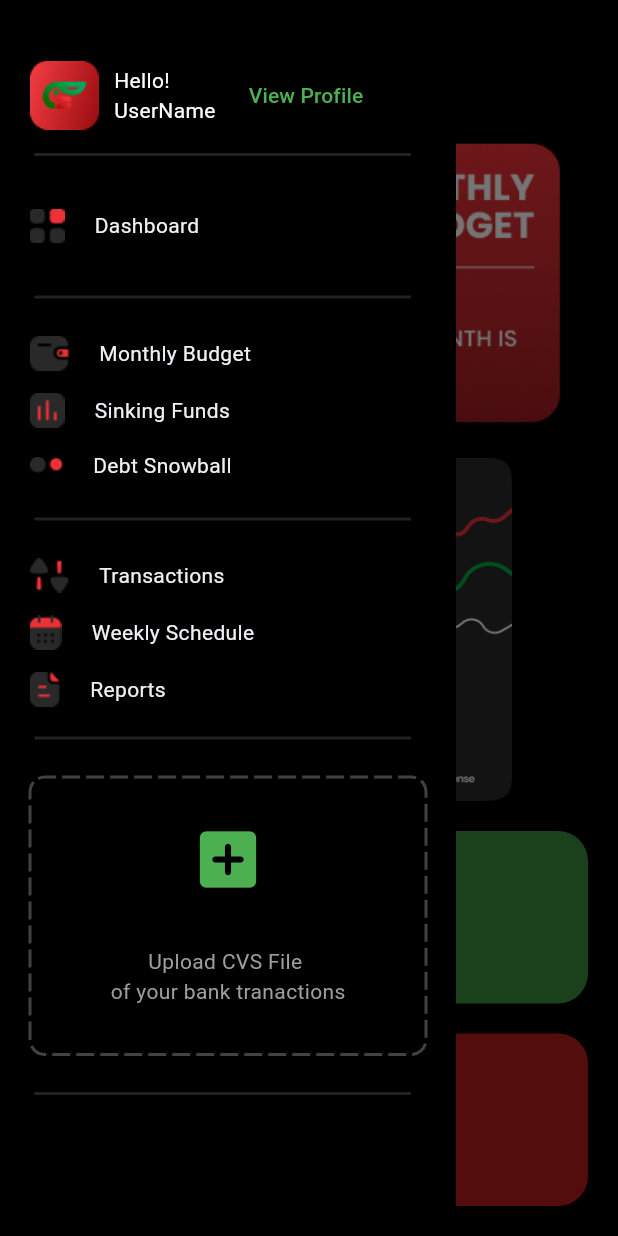
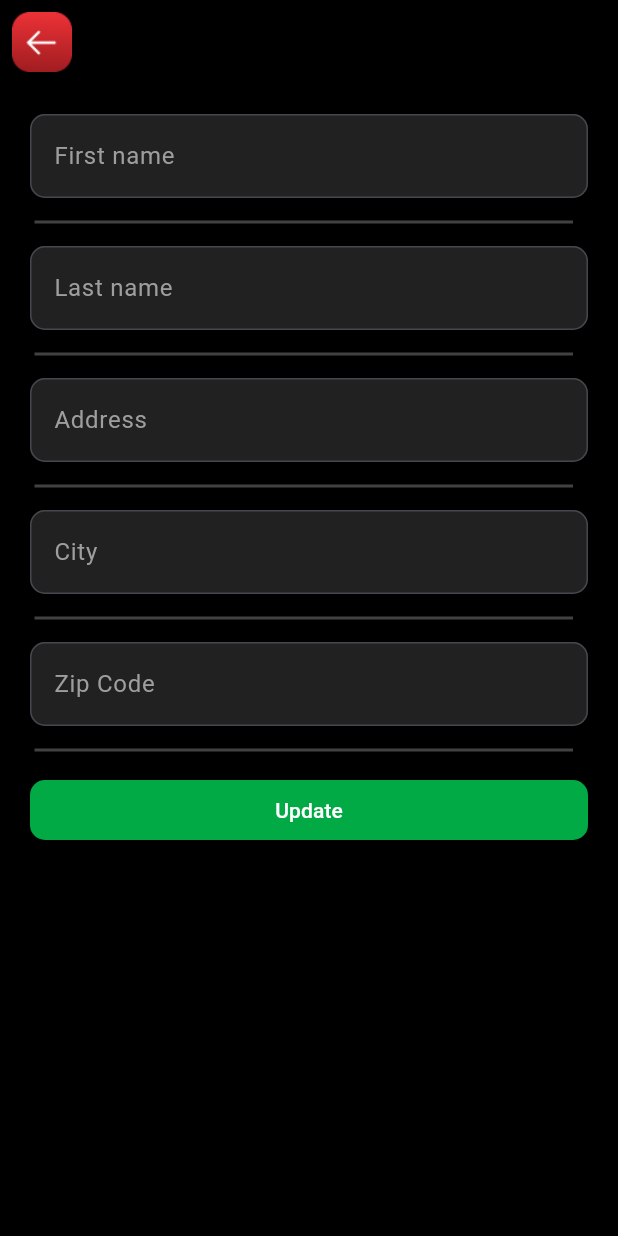
Before and after one commit to BilalAhmed19049/sebet, a Flutter app: the DashboardScreen screen opened directly, in the side drawer, after a tap on "View Profile", on a phone screen of 412 x 824 dp. Run offline on Flutter 3.47's test engine with Material 3 defaults, Android fonts, the phone set to English and light mode, and no system bars; drawn by our look-alikes of dotted_border; our stand-ins replace cloud_firestore, firebase_auth, firebase_core, gap; accounts and stored records are empty.

Commit message:
commit to working branch

```diff
--- a/lib/models/user_data_model.dart
+++ b/lib/models/user_data_model.dart
@@ -0,0 +1,44 @@
+class UserDataModel {
+  late String firstname, lastname, email, id, password;
+  String? state, zipCode, city, address, referalCode;
+
+  UserDataModel(
+      {required this.firstname,
+      required this.lastname,
+      required this.email,
+      required this.password,
+      required this.id,
+      this.address,
+      this.city,
+      this.referalCode,
+      this.state,
+      this.zipCode});
+
+  UserDataModel.fromMap(Map<String, dynamic> data) {
+    firstname = data['firstname'];
+    lastname = data['lastname'];
+    email = data['email'];
+    password = data['password'];
+    id = data['id'];
+    address = data['address'];
+    city = data['city'];
+    referalCode = data['referalCode'];
+    state = data['data'];
+    zipCode = data['zipCode'];
+  }
+
+  Map<String, dynamic> toMap() {
+    return {
+      'firstname': firstname,
+      'lastname': lastname,
+      'email': email,
+      'password': password,
+      'id': id,
+      'address': address,
+      'city': city,
+      'referalCode': referalCode,
+      'state': state,
+      'zipCode': zipCode,
+    };
+  }
+}
--- /dev/null
+++ b/lib/providers/userauth_provider.dart
@@ -0,0 +1,90 @@
+import 'dart:async';
+
+import 'package:cloud_firestore/cloud_firestore.dart';
+import 'package:firebase_auth/firebase_auth.dart';
+import 'package:flutter/material.dart';
+import 'package:sebet/models/user_data_model.dart';
+
+class UserAuth extends ChangeNotifier {
+  final FirebaseAuth _auth = FirebaseAuth.instance;
+  final FirebaseFirestore _firestore = FirebaseFirestore.instance;
+  final CollectionReference _userCollection =
+  FirebaseFirestore.instance.collection('users');
+  UserDataModel? _userData;
+  StreamSubscription<UserDataModel>? _userDataSubscription;
+
+  UserDataModel? get userData => _userData;
+
+  Future<bool> logIn({
+    required BuildContext context,
+    required UserDataModel userData,
+  }) async {
+    try {
+      final UserCredential result = await _auth.signInWithEmailAndPassword(
+          email: userData.email, password: userData.password);
+      return true;
+    } catch (error) {
+      print('Login error is $error');
+
+      ScaffoldMessenger.of(context)
+          .showSnackBar(SnackBar(content: Text('Following error $error')));
+      return false;
+    }
+  }
+
+  Future<bool> signUp({
+    required UserDataModel userData,
+    required BuildContext context,
+  }) async {
+    try {
+      final UserCredential result = await _auth.createUserWithEmailAndPassword(
+          email: userData.email, password: userData.password);
+      userData.id = result.user!.uid;
+      await _userCollection.doc(result.user!.uid).set(userData.toMap());
+      return true;
+    } catch (error) {
+      print('The error is$error');
+      ScaffoldMessenger.of(context).showSnackBar(
+          SnackBar(content: Text('Following error in signup$error')));
+      return false;
+    }
+  }
+
+  Future<bool> updateData(Map<String, dynamic> data, String uid,
+      BuildContext context) async {
+    try {
+      await _userCollection.doc(uid).update(data);
+      ScaffoldMessenger.of(context)
+          .showSnackBar(SnackBar(content: Text('Data Updated')));
+      return true;
+    } catch (error) {
+      ScaffoldMessenger.of(context).showSnackBar(
+          SnackBar(content: Text('Following error in update$error')));
+      return false;
+    }
+  }
+
+
+  Stream<UserDataModel> get userDataStream {
+    return _userCollection.doc(_auth.currentUser!.uid).snapshots().map((
+        snapshot) {
+      return UserDataModel.fromMap(snapshot.data() as Map<String, dynamic>);
+    });
+  }
+
+
+  UserAuth() {
+    _userDataSubscription = userDataStream.listen((userData) {
+      _userData = userData;
+      notifyListeners();
+    });
+  }
+
+  @override
+  void dispose() {
+    _userDataSubscription?.cancel();
+    super.dispose();
+  }
+
+
+}
--- a/lib/screens/dashboard_screen.dart
+++ b/lib/screens/dashboard_screen.dart
@@ -30,7 +30,7 @@ class DashboardScreen extends StatelessWidget {
           ),
         ),
         backgroundColor: Colors.black,
-      drawer: const NavigationDrawerWidget(),
+        drawer: NavigationDrawerWidget(),
         body: Padding(
           padding: const EdgeInsets.all(20.0),
           child: Column(
--- /dev/null
+++ b/lib/screens/edit_profile.dart
@@ -0,0 +1,135 @@
+import 'package:flutter/material.dart';
+import 'package:gap/gap.dart';
+import 'package:provider/provider.dart';
+
+import '../providers/userauth_provider.dart';
+import '../widgets/button_widget.dart';
+import '../widgets/textfield_widget.dart';
+
+class EditProfile extends StatelessWidget {
+  EditProfile({super.key});
+
+  TextEditingController firstnameController = TextEditingController();
+  TextEditingController lastnameController = TextEditingController();
+  TextEditingController addressController = TextEditingController();
+  TextEditingController cityController = TextEditingController();
+  TextEditingController zipCodeController = TextEditingController();
+
+  @override
+  Widget build(BuildContext context) {
+    return Consumer<UserAuth>(builder: (context, userAuth, child) {
+      firstnameController.text = userAuth.userData!.firstname;
+      lastnameController.text = userAuth.userData!.lastname;
+      addressController.text = userAuth.userData!.address!;
+      cityController.text = userAuth.userData!.city!;
+      zipCodeController.text = userAuth.userData!.zipCode!;
+
+      return Scaffold(
+        backgroundColor: Colors.black,
+        appBar: AppBar(
+          backgroundColor: Colors.transparent,
+          //iconTheme: IconThemeData(color: Colors.white),
+          leading: Builder(
+            builder: (BuildContext context) {
+              return IconButton(
+                icon: Image.asset(
+                  'assets/images/Arrow - Left.png',
+                  // Replace this with the path to your image
+                  width: 50, // Adjust the width as needed
+                  height: 50, // Adjust the height as needed
+                ),
+                onPressed: () {
+                  Navigator.pop(context);
+                },
+              );
+            },
+          ),
+        ),
+        body: Padding(
+          padding: const EdgeInsets.all(20.0),
+          child: SafeArea(
+            child: SingleChildScrollView(
+              child: Column(
+                children: [
+                  TextFieldWidget(
+                    labelText: 'First name',
+                    // height: 51,
+                    width: double.infinity,
+                    controller: firstnameController,
+                  ),
+                  Gap(10),
+                  divider(),
+                  Gap(10),
+                  TextFieldWidget(
+                    labelText: 'Last name',
+                    // height: 51,
+                    width: double.infinity,
+                    controller: lastnameController,
+                  ),
+                  Gap(10),
+                  divider(),
+                  Gap(10),
+                  TextFieldWidget(
+                    labelText: 'Address',
+                    // height: 51,
+                    width: double.infinity,
+                    controller: addressController,
+                  ),
+                  Gap(10),
+                  divider(),
+                  Gap(10),
+                  TextFieldWidget(
+                    labelText: 'City',
+                    // height: 51,
+                    width: double.infinity,
+                    controller: cityController,
+                  ),
+                  Gap(10),
+                  divider(),
+                  Gap(10),
+                  TextFieldWidget(
+                    labelText: 'Zip Code',
+                    // height: 51,
+                    width: double.infinity,
+                    controller: zipCodeController,
+                  ),
+                  Gap(10),
+                  divider(),
+                  Gap(10),
+                  ElevatedButtonWidget(
+                    onPressed: () {
+                      userAuth.updateData(
+                        {
+                          'firstname': firstnameController.text,
+                          'lastname': lastnameController.text,
+                          'address': addressController.text,
+                          'city': cityController.text,
+                          'zipCode': zipCodeController.text,
+                        },
+                        userAuth.userData!.id!,
+                        context,
+                      );
+                    },
+                    text: 'Update',
+                    buttonColor: Colors.green,
+                    width: double.infinity,
+                  ),
+                ],
+              ),
+            ),
+          ),
+        ),
+      );
+    });
+  }
+
+  Widget divider() {
+    return Divider(
+      height: 12,
+      thickness: 2,
+      color: Colors.grey.shade800,
+      indent: 3,
+      endIndent: 10,
+    );
+  }
+}
--- a/lib/screens/expense_screen2.dart
+++ b/lib/screens/expense_screen2.dart
@@ -118,7 +118,6 @@ class ExpenseScreen2 extends StatelessWidget {
                     text: 'Add',
                     buttonColor: Color(0xff01AA45),
                     width: double.infinity,
-                    height: 50,
                   ),
                 ],
               ),
--- a/lib/widgets/navigation_drawer_widget.dart
+++ b/lib/widgets/navigation_drawer_widget.dart
@@ -1,14 +1,22 @@
 import 'package:dotted_border/dotted_border.dart';
+import 'package:firebase_auth/firebase_auth.dart';
 import 'package:flutter/material.dart';
 import 'package:gap/gap.dart';
+import 'package:provider/provider.dart';
 
+import '../providers/userauth_provider.dart';
+import '../screens/edit_profile.dart';
 import 'drawer_item.dart';
 
 class NavigationDrawerWidget extends StatelessWidget {
-  const NavigationDrawerWidget({super.key});
+  NavigationDrawerWidget({super.key});
+
+  final FirebaseAuth auth = FirebaseAuth.instance;
 
   @override
   Widget build(BuildContext context) {
+    return Consumer<UserAuth>(
+      builder: (context, userAuth, child) {
         return Drawer(
           backgroundColor: Colors.black,
           child: Padding(
@@ -25,25 +33,32 @@ class NavigationDrawerWidget extends StatelessWidget {
                         width: 46,
                         child: Image.asset('assets/images/Group 138.png'),
                       ),
-                  SizedBox(
+                      const SizedBox(
                         width: 10,
                       ),
-                  const Column(
+                      Column(
                         mainAxisAlignment: MainAxisAlignment.center,
                         crossAxisAlignment: CrossAxisAlignment.start,
                         children: [
-                      Text(
+                          const Text(
                             'Hello!',
                             style: TextStyle(color: Colors.white),
                           ),
-                      Text('UserName', style: TextStyle(color: Colors.white))
+                          Text(userAuth.userData!.firstname,
+                              style: const TextStyle(color: Colors.white)),
+                          //Text(auth.currentUser.displayName, style: TextStyle(color: Colors.white)),
                         ],
                       ),
                       SizedBox(
                         width: 10,
                       ),
                       TextButton(
-                      onPressed: () {},
+                          onPressed: () {
+                            Navigator.push(
+                                context,
+                                MaterialPageRoute(
+                                    builder: (contex) => EditProfile()));
+                          },
                           child: Text('View Profile',
                               style: TextStyle(color: Colors.green))),
                     ],
@@ -135,6 +150,8 @@ class NavigationDrawerWidget extends StatelessWidget {
             ),
           ),
         );
+      },
+    );
   }
 
   Widget divider() {
--- a/pubspec.yaml
+++ b/pubspec.yaml
@@ -37,6 +37,10 @@ dependencies:
   cupertino_icons: ^1.0.2
   gap: ^3.0.1
   dotted_border: ^2.1.0
+  firebase_auth: ^4.14.0
+  firebase_core: ^2.22.0
+  cloud_firestore: ^4.13.1
+  provider: ^6.1.1
 
 dev_dependencies:
   flutter_test:
```
Also changed, not shown: lib/main.dart (+16 -4 lines), lib/screens/login_screen.dart (+34 -4 lines), lib/screens/signup_screen.dart (+30 -12 lines), lib/screens/signup_screen2.dart (+26 -4 lines), lib/widgets/button_widget.dart (+8 -11 lines), lib/firebase_options.dart (added), pubspec.lock, 7 other files. Lines whose indentation alone changed are shown as unchanged.
